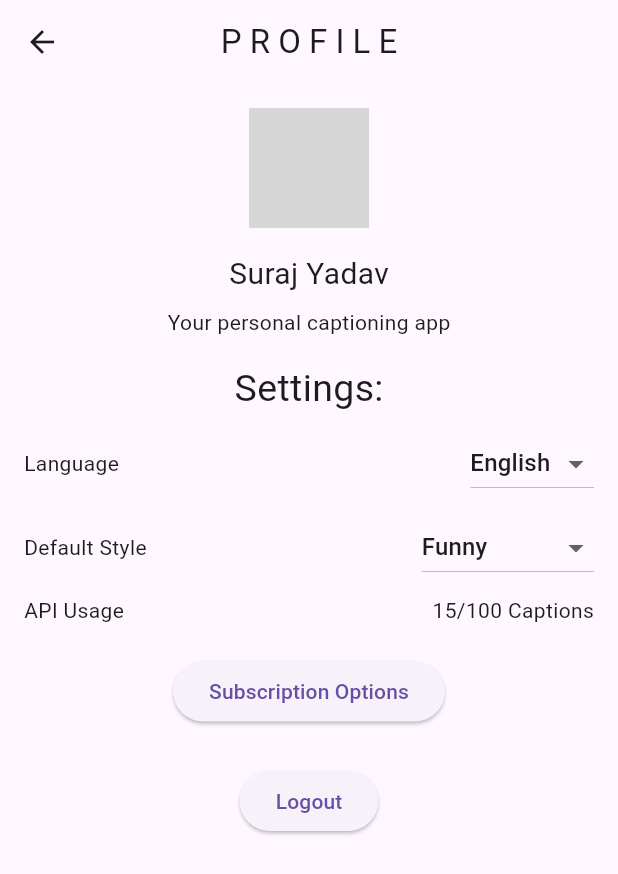
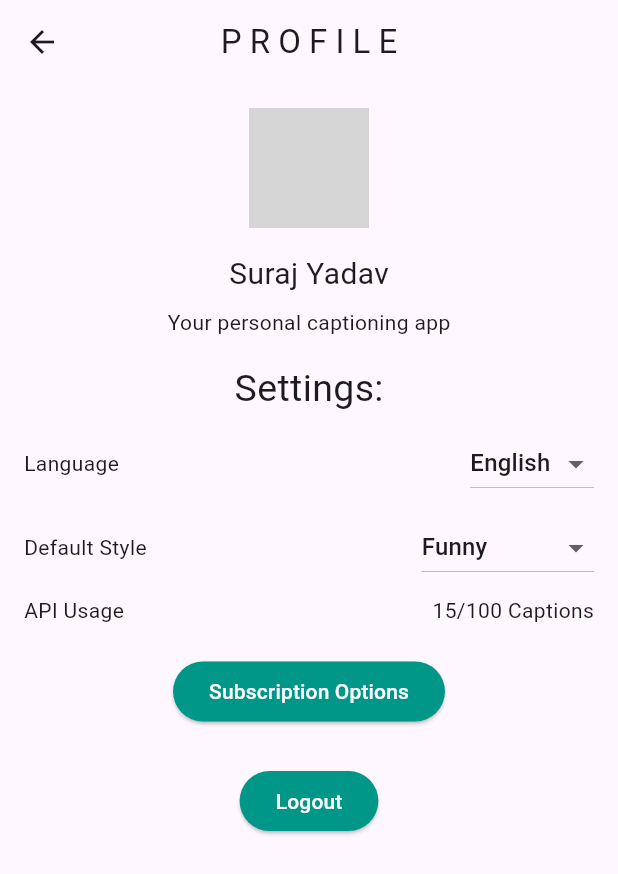
Before and after one commit to suraj-yadav0/caption_it, a Flutter app: the ProfileScreen screen opened by its route, on a phone screen of 412 x 824 dp. Shown: the top 874 px of the screen. Run offline on Flutter 3.47's test engine with Material 3 defaults, Android fonts, the phone set to English and light mode, and no system bars; our stand-ins replace file_picker, flutter_dotenv, google_generative_ai; network calls fail; grey boxes are pictures that could not be loaded.

Commit message:
Changing the Teal Colors

```diff
--- a/lib/profile_screen.dart
+++ b/lib/profile_screen.dart
@@ -104,17 +104,23 @@ class _ProfileScreenState extends State<ProfileScreen> {
             ),
             const SizedBox(height: 20),
             ElevatedButton(
+                style: ButtonStyle(
+                backgroundColor: WidgetStateProperty.all(Colors.teal),
+              ),
               onPressed: () {
                 // Implement subscription/upgrade functionality
               },
-              child: const Text('Subscription Options'),
+              child: const Text('Subscription Options',style: TextStyle(color: Colors.white),),
             ),
             const SizedBox(height: 25),
             ElevatedButton(
+              style: ButtonStyle(
+                backgroundColor: WidgetStateProperty.all(Colors.teal),
+              ),
               onPressed: () {
                 Navigator.pushNamed(context, '/onboarding');
               },
-              child: const Text('Logout'),
+              child: const Text('Logout',style: TextStyle(color: Colors.white),),
             ),
           ],
         ),
```
